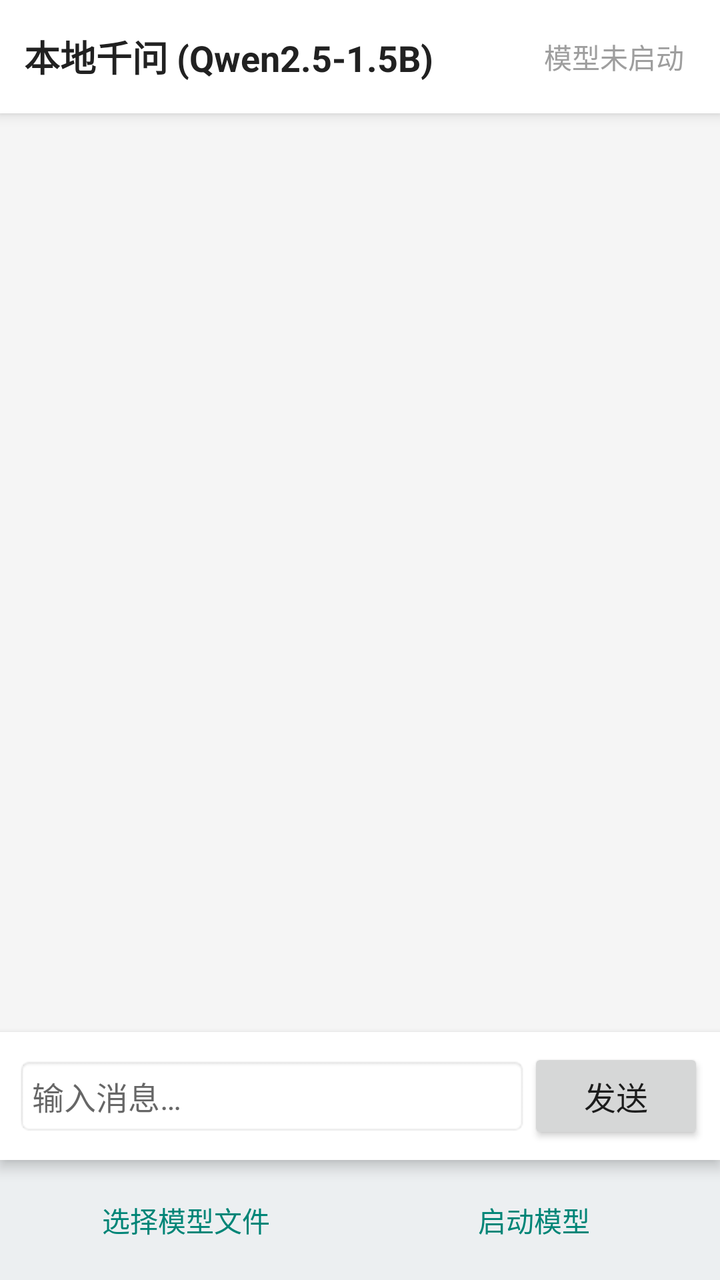
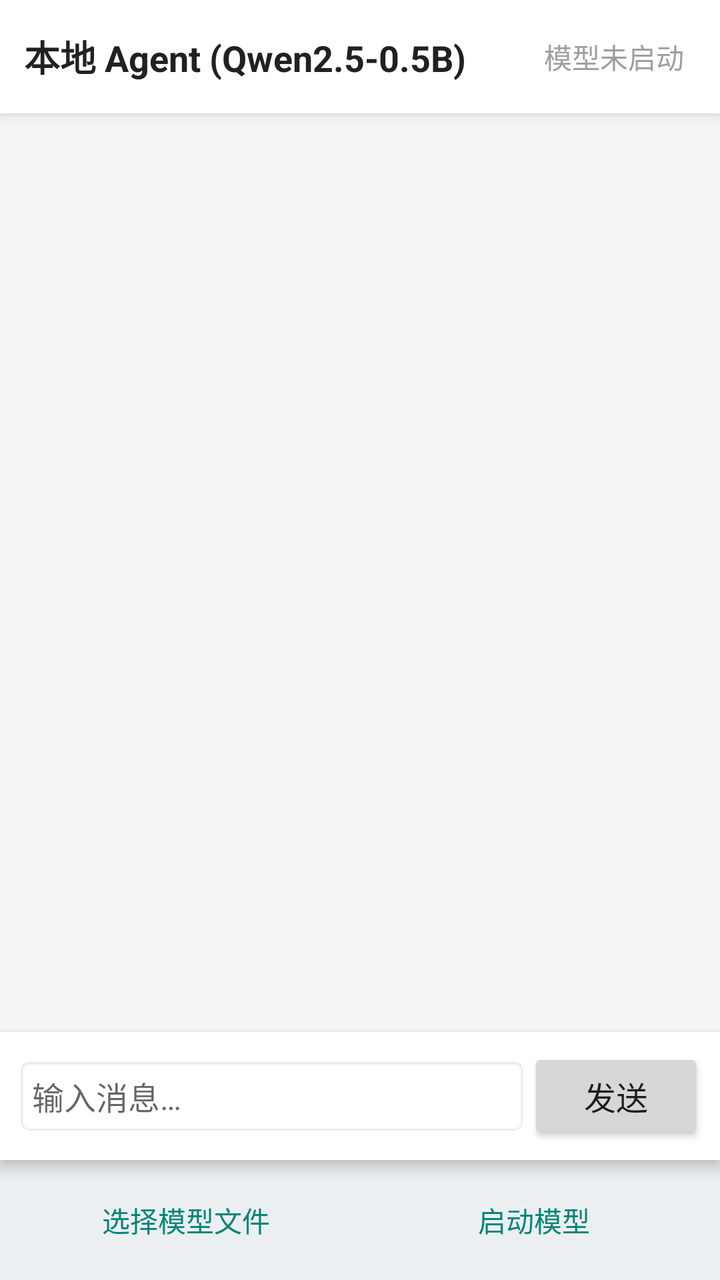

Screens rendered from an Android XML layout before and after an edit, with the pre-edit source and the edit as a unified diff.
<!-- AndroidManifest.xml: application theme Theme.AppCompat.Light.NoActionBar -->
<!-- res/layout/activity_main.xml -->
<?xml version="1.0" encoding="utf-8"?>
<LinearLayout xmlns:android="http://schemas.android.com/apk/res/android"
    android:layout_width="match_parent"
    android:layout_height="match_parent"
    android:orientation="vertical"
    android:background="#F5F5F5">

    
    <LinearLayout
        android:layout_width="match_parent"
        android:layout_height="wrap_content"
        android:orientation="horizontal"
        android:gravity="center_vertical"
        android:padding="12dp"
        android:background="#FFFFFF"
        android:elevation="4dp">

        <TextView
            android:layout_width="0dp"
            android:layout_height="wrap_content"
            android:layout_weight="1"
            android:text="本地千问 (Qwen2.5-1.5B)"
            android:textSize="18sp"
            android:textStyle="bold"
            android:textColor="#212121" />

        <TextView
            android:id="@+id/serverStatus"
            android:layout_width="wrap_content"
            android:layout_height="wrap_content"
            android:text="@string/server_stopped"
            android:textSize="14sp"
            android:textColor="#9E9E9E"
            android:padding="6dp" />
    </LinearLayout>

    
    <androidx.recyclerview.widget.RecyclerView
        android:id="@+id/recyclerChat"
        android:layout_width="match_parent"
        android:layout_height="0dp"
        android:layout_weight="1"
        android:padding="8dp"
        android:clipToPadding="false" />

    
    <LinearLayout
        android:layout_width="match_parent"
        android:layout_height="wrap_content"
        android:orientation="horizontal"
        android:gravity="center_vertical"
        android:padding="8dp"
        android:background="#FFFFFF"
        android:elevation="4dp">

        <EditText
            android:id="@+id/inputMessage"
            android:layout_width="0dp"
            android:layout_height="wrap_content"
            android:layout_weight="1"
            android:hint="@string/input_hint"
            android:textSize="16sp"
            android:maxLines="4"
            android:inputType="textMultiLine"
            android:background="@android:drawable/editbox_background"
            android:padding="8dp" />

        <Button
            android:id="@+id/btnSend"
            android:layout_width="wrap_content"
            android:layout_height="wrap_content"
            android:text="@string/send"
            android:textSize="16sp" />
    </LinearLayout>

    
    <LinearLayout
        android:layout_width="match_parent"
        android:layout_height="wrap_content"
        android:orientation="horizontal"
        android:gravity="center_vertical"
        android:padding="6dp"
        android:background="#ECEFF1">

        <Button
            android:id="@+id/btnPickModel"
            android:layout_width="0dp"
            android:layout_height="wrap_content"
            android:layout_weight="1"
            android:text="选择模型文件"
            android:textSize="14sp"
            style="?android:attr/buttonBarButtonStyle" />

        <Button
            android:id="@+id/btnStart"
            android:layout_width="0dp"
            android:layout_height="wrap_content"
            android:layout_weight="1"
            android:text="启动模型"
            android:textSize="14sp"
            style="?android:attr/buttonBarButtonStyle" />
    </LinearLayout>

</LinearLayout>
<!-- resources referenced by this layout -->
<resources>
  <string name="input_hint">输入消息…</string>
  <string name="send">发送</string>
  <string name="server_stopped">模型未启动</string>
</resources>

<!-- the commit's change to res/layout/activity_main.xml (unified diff, before → after) -->
@@ -19,7 +19,7 @@
             android:layout_width="0dp"
             android:layout_height="wrap_content"
             android:layout_weight="1"
-            android:text="本地千问 (Qwen2.5-1.5B)"
+            android:text="本地 Agent (Qwen2.5-0.5B)"
             android:textSize="18sp"
             android:textStyle="bold"
             android:textColor="#212121" />
